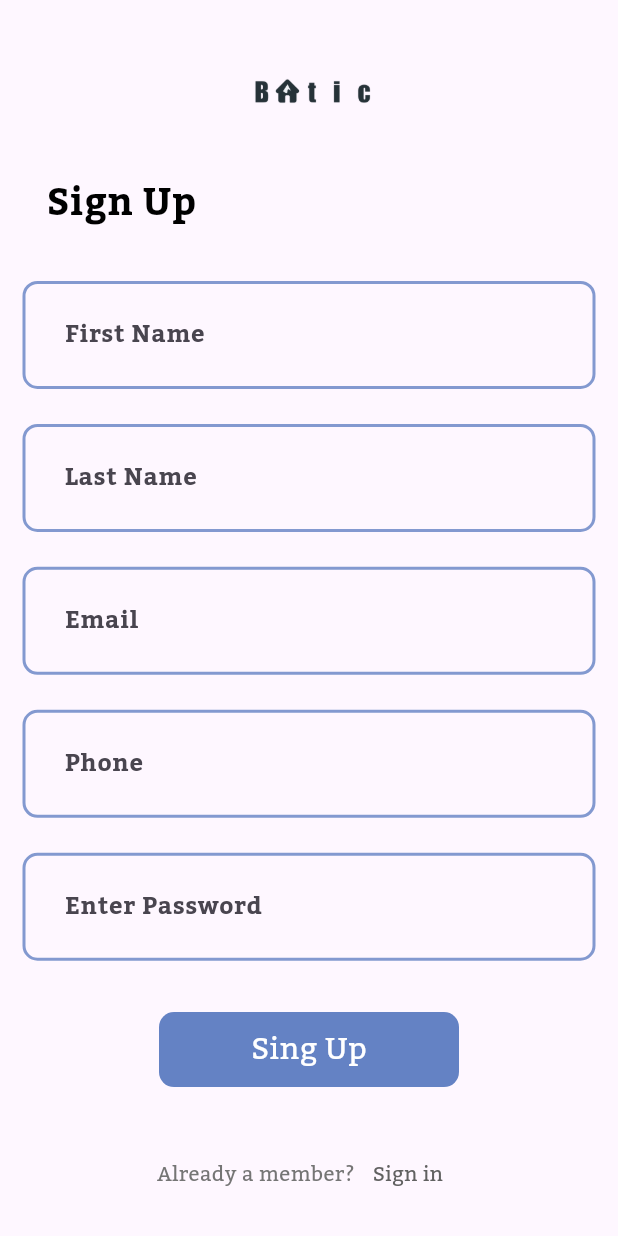
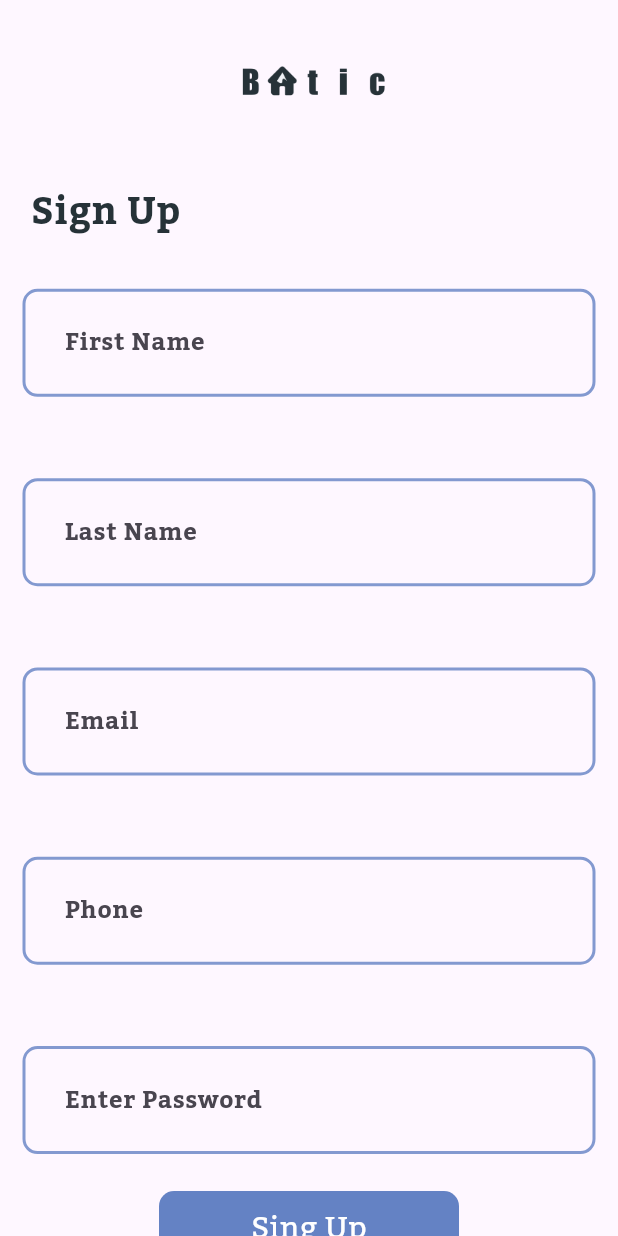
Before and after one commit to eylem2002/Real-Estate-Home-App, a Flutter app: the screen it shows after launch, after a tap on "Sign Up", on a phone screen of 412 x 824 dp. Run offline on Flutter 3.47's test engine with Material 3 defaults, Android fonts, the phone set to English and light mode, and no system bars.

Commit message:
change signup

```diff
--- a/lib/view/screen/signin.dart
+++ b/lib/view/screen/signin.dart
@@ -39,7 +39,7 @@ class _LogINState extends State<LogIN> {
                       child: Image.asset(ImageAsses.logo),
                     ),
                     SizedBox(
-                      height: widthNHeight0(context, 0)*0.3,
+                      height: widthNHeight0(context, 0)*0.32,
                       child: Column(
                         mainAxisAlignment: MainAxisAlignment.spaceBetween,
                         children: [
--- a/lib/view/screen/signup_screen.dart
+++ b/lib/view/screen/signup_screen.dart
@@ -2,6 +2,7 @@ import 'package:flutter/material.dart';
 import 'package:new_batic/view/screen/signin.dart';
 import 'package:new_batic/view/widget/compoents/defaultFormField.dart';
 
+import '../../core/constant/imageAsses.dart';
 import '../widget/compoents/deff_button.dart';
 
 class SingUpScreen extends StatefulWidget {
@@ -24,36 +25,38 @@ class _SingUpScreenState extends State<SingUpScreen> {
     return Scaffold(
       body: Form(
         key: _formKey,
-        child: SingleChildScrollView(
         child: SizedBox(
           height: widthNHeight0(context, 0),
-            child: SafeArea(
+          child: SingleChildScrollView(
             child: Column(
-                mainAxisAlignment: MainAxisAlignment.spaceAround,
+              crossAxisAlignment: CrossAxisAlignment.start,
               children: [
-                  const Column(
-                    children: [
-                      Image(
-                        image: AssetImage('assets/images/batic_text.png'),
-                        width: 200,
-                        height: 100,
+
+                 Center(
+                   child: SizedBox(
+                     width: widthNHeight0(context, 1)*0.55,
+                     height: widthNHeight0(context, 0)*0.15,
+                     child: Image(
+                       image: const AssetImage(ImageAsses.logo),
+                       width: widthNHeight0(context, 1)*0.7,
+                     ),
+                   ),
                  ),
                   Padding(
-                        padding: EdgeInsets.only(right: 250),
-                        child: Text(
+                    padding: EdgeInsets.only(left: widthNHeight0(context, 1)*0.05),
+                    child: const Text(
                       'Sign Up',
                       style: TextStyle(
-                              color: Colors.black,
+                          color: Color(0xff263238),
                           fontSize: 25,
                           fontWeight: FontWeight.bold,
                         fontFamily: 'Kadwa'
                       ),
                     ),
-                      )
-                    ],
                   ),
+                SizedBox(height: widthNHeight0(context, 0)*0.04,),
                 SizedBox(
-                    height: widthNHeight0(context, 0)*0.55,
+                  height: widthNHeight0(context, 0)*0.7,
                   child: Column(
                     mainAxisAlignment: MainAxisAlignment.spaceBetween,
                     children: [
@@ -115,13 +118,16 @@ class _SingUpScreenState extends State<SingUpScreen> {
                     ],
                   ),
                 ),
-                  defaultButton(
+                SizedBox(height: widthNHeight0(context, 0)*0.03,),
+                Center(
+                  child: defaultButton(
                       text: 'Sing Up',
                       width: 200,
                       borderRadius: 10,
                       function: () {
                         if (_formKey.currentState!.validate()) {}
                       }),
+                ),
                 Row(
                   mainAxisAlignment: MainAxisAlignment.center,
                   children: [
@@ -150,9 +156,8 @@ class _SingUpScreenState extends State<SingUpScreen> {
                               color: Colors.grey[700]),
                         ))
                   ],
-                  )
+                ),
               ],
-              ),
             ),
           ),
         ),
--- a/lib/view/widget/compoents/defaultFormField.dart
+++ b/lib/view/widget/compoents/defaultFormField.dart
@@ -7,6 +7,7 @@ class TextFormFieldWidget extends StatelessWidget {
   final TextEditingController passController;
   final String? Function(String?)? validat;
   final String str;
+  final double width;
 
   const TextFormFieldWidget({
     super.key,
@@ -15,6 +16,7 @@ class TextFormFieldWidget extends StatelessWidget {
     required this.label_text,
     required this.validat,
     required this.str,
+    this.width=0,
   });
 
   @override
@@ -22,6 +24,7 @@ class TextFormFieldWidget extends StatelessWidget {
     return Padding(
       padding: const EdgeInsets.only(left: 15, right: 15),
       child: SizedBox(
+
           child: TextFormField(
         keyboardType: TextInputType.emailAddress,
         obscureText: passToggle,
@@ -38,6 +41,12 @@ class TextFormFieldWidget extends StatelessWidget {
                 width: 2,
               ),
               borderRadius: const BorderRadius.all(Radius.circular(10))),
+          errorBorder: OutlineInputBorder(
+              borderSide: BorderSide(
+                color:  Colors.red.withOpacity(0.8),
+                width: 2,
+              ),
+              borderRadius: const BorderRadius.all(Radius.circular(10))),
           labelText: label_text,
           contentPadding: const EdgeInsets.all(24),
           isDense: true,
```
Also changed, not shown: lib/view/screen/search_bar_screen.dart (+30 -7 lines). Lines whose indentation alone changed are shown as unchanged.
